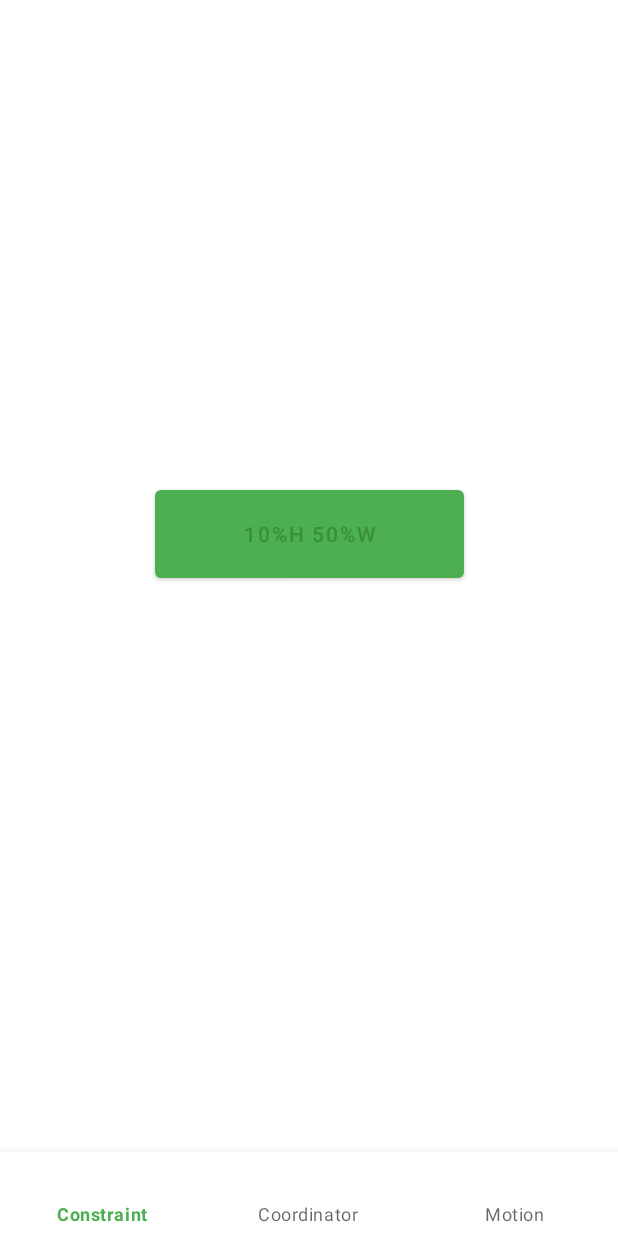
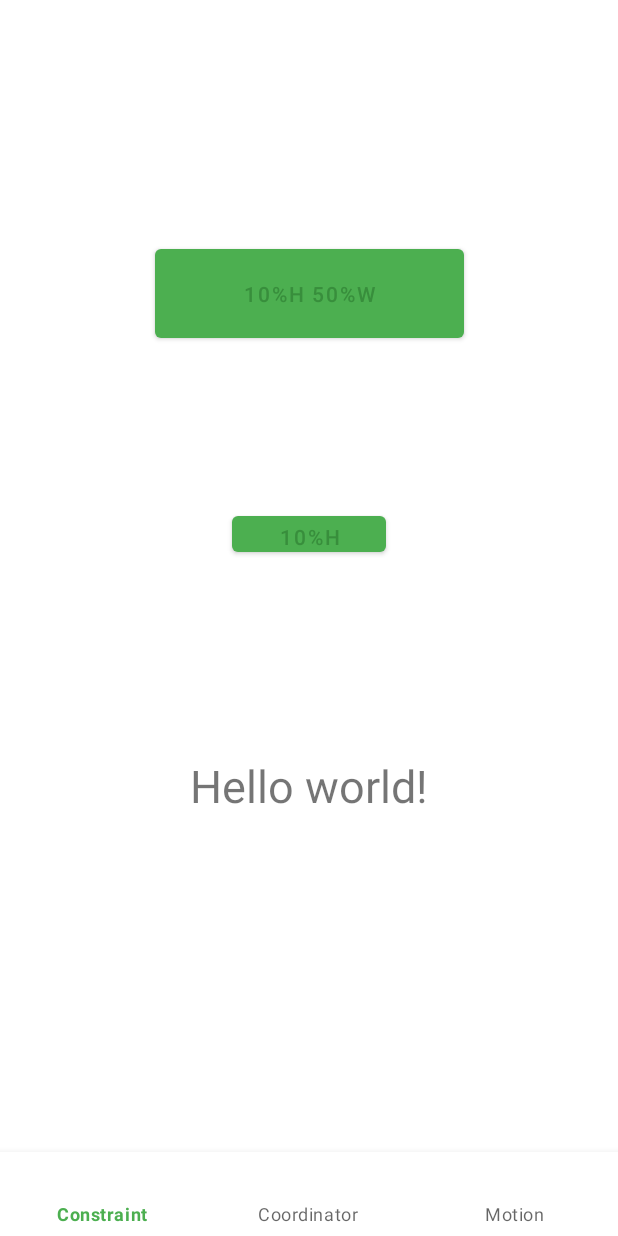
Before and after one commit to vikzak/CousreMaterialDesign, an Android app: the ConstraintFragment screen opened directly, with no data from a screen before it, on a phone screen of 412 x 824 dp. Run offline under Robolectric (Android 15) with nearby library versions, the phone set to English and light mode, and no system bars; Roboto replaces fonts that are not available here.

Commit message:
ДЗ№4. размещение элементов относительно границ родительского объекта

```diff
--- a/app/src/main/res/layout/fragment_constraint.xml
+++ b/app/src/main/res/layout/fragment_constraint.xml
@@ -1,19 +1,49 @@
 <?xml version="1.0" encoding="utf-8"?>
 <androidx.constraintlayout.widget.ConstraintLayout xmlns:android="http://schemas.android.com/apk/res/android"
+    xmlns:app="http://schemas.android.com/apk/res-auto"
     xmlns:tools="http://schemas.android.com/tools"
     android:layout_width="match_parent"
-    android:layout_height="match_parent"
-    xmlns:app="http://schemas.android.com/apk/res-auto">
+    android:layout_height="match_parent">
 
     <com.google.android.material.button.MaterialButton
+        android:id="@+id/materialButton"
         android:layout_width="0dp"
         android:layout_height="0dp"
         android:text="10%h 50%w"
+        app:layout_constraintVertical_bias="0.25"
+        app:layout_constraintHorizontal_bias="0.5"
+        app:layout_constraintBottom_toBottomOf="parent"
+        app:layout_constraintEnd_toEndOf="parent"
+        app:layout_constraintHeight_percent="0.1"
+        app:layout_constraintStart_toStartOf="parent"
+        app:layout_constraintTop_toTopOf="parent"
+        app:layout_constraintWidth_percent="0.5" />
+
+    <com.google.android.material.button.MaterialButton
+        android:id="@+id/materialButton2"
+        android:layout_width="0dp"
+        android:layout_height="0dp"
+        android:text="10%h 50%w"
+        app:layout_constraintVertical_bias="0.5"
+        app:layout_constraintHorizontal_bias="0.5"
+        app:layout_constraintBottom_toBottomOf="parent"
+        app:layout_constraintEnd_toEndOf="parent"
+        app:layout_constraintHeight_percent="0.05"
+        app:layout_constraintStart_toStartOf="parent"
+        app:layout_constraintTop_toTopOf="parent"
+        app:layout_constraintWidth_percent="0.25" />
+
+    <TextView
+        android:layout_width="0dp"
+        android:layout_height="wrap_content"
+        android:text="Hello world!"
+        android:textSize="30sp"
+        android:textAlignment="center"
         app:layout_constraintBottom_toBottomOf="parent"
         app:layout_constraintEnd_toEndOf="parent"
         app:layout_constraintStart_toStartOf="parent"
         app:layout_constraintTop_toTopOf="parent"
-        app:layout_constraintHeight_percent="0.1"
-        app:layout_constraintWidth_percent="0.5"/>
+        app:layout_constraintVertical_bias="0.75"
+        app:layout_constraintHorizontal_bias="0.5"/>
 
 </androidx.constraintlayout.widget.ConstraintLayout>
```
